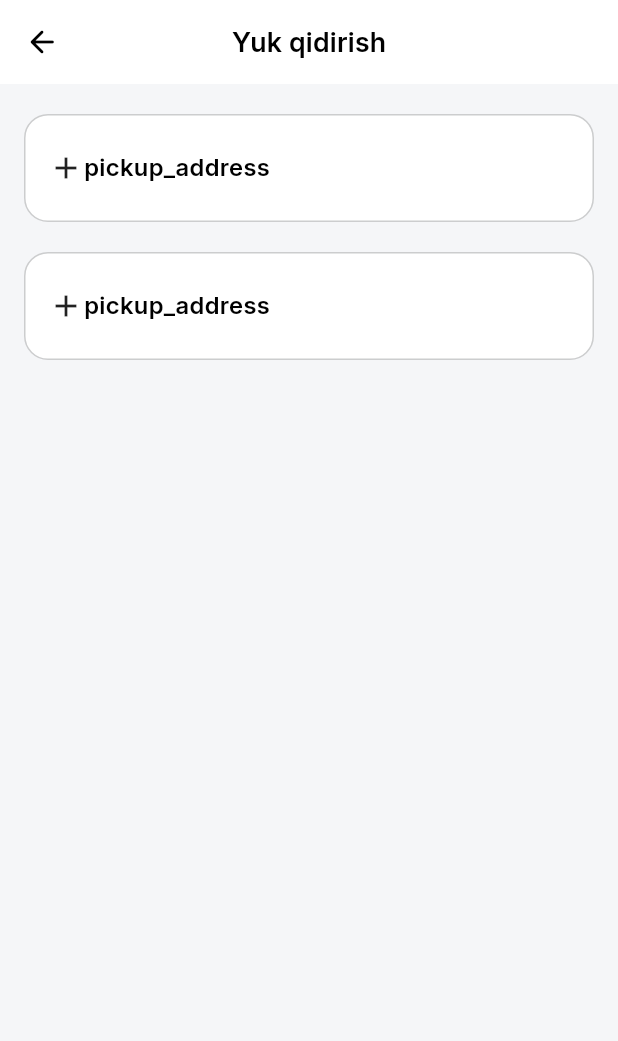
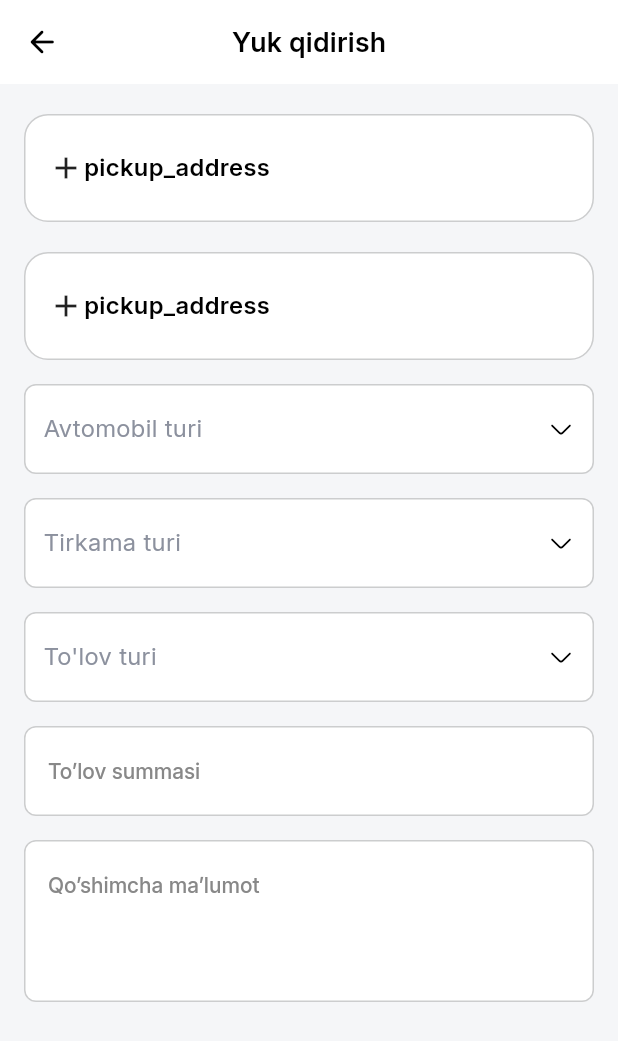
Before and after one commit to obidkhandev/lorry_dispatcher, a Flutter app: the RegisterScreen screen opened by its route, after a tap on "Ro'yxatdan o'tish", after a tap on "Предложения", after a tap on "Создать Заказ", on a phone screen of 412 x 824 dp. Shown: the top 1041 px of the screen. Run offline on Flutter 3.47's test engine with Material 3 defaults, Android fonts, the phone set to English and light mode, and no system bars; drawn by our look-alikes of dropdown_button2; our stand-ins replace animate_do, bloc, cached_network_image, dartz, dio, equatable and 15 more; missing offline and left inert: flutter_polyline_points, scale_button; accounts and stored records are empty.

Commit message:
create order screen some field added

```diff
--- a/lib/features/common/widget/drop_down_widget.dart
+++ b/lib/features/common/widget/drop_down_widget.dart
@@ -21,6 +21,7 @@ class CustomDropDownWidget extends StatefulWidget {
   final bool visibleClose;
   final String searchHintText;
   final bool enableSearch;
+  final double? height;
 
   const CustomDropDownWidget({
     super.key,
@@ -39,7 +40,7 @@ class CustomDropDownWidget extends StatefulWidget {
     this.leadingIcon,
     this.visibleClose = true,
     this.searchHintText = 'Search...',
-    this.enableSearch = true,
+    this.enableSearch = true, this.height,
   });
 
   @override
@@ -114,7 +115,7 @@ class _CustomDropDownWidgetState extends State<CustomDropDownWidget> {
           child: DropdownButton2<String>(
             isExpanded: true,
             buttonStyleData: ButtonStyleData(
-              height: 46.h,
+              height: widget.height ?? 46.h,
               decoration: BoxDecoration(
                 color: widget.backgroundColor ?? context.theme.cardColor,
                 border: widget.borderColor == null
--- a/lib/features/common/widget/text_field_widget.dart
+++ b/lib/features/common/widget/text_field_widget.dart
@@ -7,7 +7,6 @@ import 'package:lorry_dispatcher/core/utills/extensions.dart';
 import 'package:lorry_dispatcher/core/utills/widget_extantion.dart';
 import 'package:lorry_dispatcher/core/values/app_colors.dart';
 import 'package:scale_button/scale_button.dart';
-
 
 class CustomTextField extends StatefulWidget {
   const CustomTextField({
@@ -36,6 +35,7 @@ class CustomTextField extends StatefulWidget {
     this.hintText,
     this.leadingWidget,
     this.trailingWidget,
+    this.contentPadding,
   });
 
   final TextEditingController? textEditingController;
@@ -62,6 +62,7 @@ class CustomTextField extends StatefulWidget {
   final String? hintText;
   final Widget? leadingWidget;
   final Widget? trailingWidget;
+  final EdgeInsetsGeometry? contentPadding;
 
   @override
   _CustomTextFieldState createState() => _CustomTextFieldState();
@@ -89,9 +90,12 @@ class _CustomTextFieldState extends State<CustomTextField> {
       crossAxisAlignment: CrossAxisAlignment.start,
       children: [
         if (widget.labelText != null) ...[
-          Text(widget.labelText!,
-              style: context.theme.textTheme.titleMedium
-                  ?.copyWith(fontWeight: FontWeight.w500)),
+          Text(
+            widget.labelText!,
+            style: context.theme.textTheme.titleMedium?.copyWith(
+              fontWeight: FontWeight.w500,
+            ),
+          ),
           6.verticalSpace,
         ],
         ValueListenableBuilder<bool>(
@@ -117,15 +121,19 @@ class _CustomTextFieldState extends State<CustomTextField> {
               maxLength: widget.maxLength,
               autovalidateMode: AutovalidateMode.onUserInteraction,
               decoration: InputDecoration(
-              contentPadding: EdgeInsets.symmetric(horizontal: 12.w),
+                contentPadding:
+                    widget.contentPadding ??
+                    EdgeInsets.symmetric(horizontal: 12.w),
                 hintText: widget.hintText,
                 hintStyle: context.theme.textTheme.displayMedium?.copyWith(
                   fontSize: 14.sp,
-                  color: AppColors.hintColor
+                  color: AppColors.hintColor,
                 ),
-                suffixIconConstraints:
-                    const BoxConstraints(minHeight: 25, minWidth: 25),
-                prefixIcon:  widget.prefixIcon == null
+                suffixIconConstraints: const BoxConstraints(
+                  minHeight: 25,
+                  minWidth: 25,
+                ),
+                prefixIcon: widget.prefixIcon == null
                     ? widget.leadingWidget
                     : SvgPicture.asset(
                         widget.prefixIcon!,
@@ -145,28 +153,34 @@ class _CustomTextFieldState extends State<CustomTextField> {
                     : null,
                 filled: true,
                 fillColor: widget.fillColor ?? context.theme.cardColor,
-                border:  OutlineInputBorder(
-                  borderRadius: BorderRadius.all(Radius.circular(10)),
-                  borderSide: BorderSide(color: widget.borderColor ??  AppColors.transparent),
+                border: OutlineInputBorder(
+                  borderRadius: BorderRadius.all(Radius.circular(8)),
+                  borderSide: BorderSide(
+                    color: widget.borderColor ?? AppColors.transparent,
+                  ),
                 ),
-                enabledBorder:  OutlineInputBorder(
-                  borderRadius: BorderRadius.all(Radius.circular(10)),
-                  borderSide: BorderSide(color: widget.borderColor ?? AppColors.transparent),
+                enabledBorder: OutlineInputBorder(
+                  borderRadius: BorderRadius.all(Radius.circular(8)),
+                  borderSide: BorderSide(
+                    color: widget.borderColor ?? AppColors.transparent,
+                  ),
                 ),
                 focusedBorder: OutlineInputBorder(
-                  borderRadius: const BorderRadius.all(Radius.circular(10)),
+                  borderRadius: const BorderRadius.all(Radius.circular(8)),
                   borderSide: BorderSide(
                     color: widget.borderColor ?? AppColors.primaryColor,
                     width: 1.2,
                   ),
                 ),
                 focusedErrorBorder: const OutlineInputBorder(
-                  borderRadius: BorderRadius.all(Radius.circular(10)),
+                  borderRadius: BorderRadius.all(Radius.circular(8)),
                   borderSide: BorderSide(color: Colors.red),
                 ),
-                disabledBorder:  OutlineInputBorder(
-                  borderRadius: BorderRadius.all(Radius.circular(10)),
-                  borderSide: BorderSide(color: widget.borderColor ?? AppColors.transparent),
+                disabledBorder: OutlineInputBorder(
+                  borderRadius: BorderRadius.all(Radius.circular(8)),
+                  borderSide: BorderSide(
+                    color: widget.borderColor ?? AppColors.transparent,
+                  ),
                 ),
               ),
             );
--- a/lib/features/create_order/presentation/pages/create_order/create_order_screen.dart
+++ b/lib/features/create_order/presentation/pages/create_order/create_order_screen.dart
@@ -1,11 +1,14 @@
 import 'package:flutter_bloc/flutter_bloc.dart';
 import 'package:lorry_dispatcher/export.dart';
+import 'package:lorry_dispatcher/features/common/widget/drop_down_widget.dart';
+import 'package:lorry_dispatcher/features/common/widget/text_field_widget.dart';
 import 'package:lorry_dispatcher/features/create_order/data/models/country_region_model.dart';
 import 'package:lorry_dispatcher/features/create_order/presentation/bloc/create_order_bloc.dart';
 import 'package:lorry_dispatcher/features/create_order/presentation/pages/create_order/widget/location_list_section.dart';
 
 class CreateOrderScreen extends StatelessWidget {
   const CreateOrderScreen({super.key});
+
   @override
   Widget build(BuildContext context) {
     return Scaffold(
@@ -20,7 +23,6 @@ class CreateOrderScreen extends StatelessWidget {
                 title: "pickup_address",
                 locations: state.pickUpAddress,
                 onRemoveLocation: (index) {
-
                   bloc.add(DeletePickupLocationEvent(index));
                 },
                 onAddLocation: () async {
@@ -39,9 +41,7 @@ class CreateOrderScreen extends StatelessWidget {
                 title: "pickup_address",
                 locations: state.dropOffAddress,
                 onRemoveLocation: (index) {
-
                   bloc.add(DeleteDropoffLocationEvent(index));
-
                 },
                 onAddLocation: () async {
                   bloc.add(
@@ -54,6 +54,51 @@ class CreateOrderScreen extends StatelessWidget {
                   );
                 },
               ),
+              16.verticalSpace,
+              CustomDropDownWidget(
+                height: 60.h,
+                hintText: "Avtomobil turi",
+                enableSearch: false,
+                borderColor: AppColors.grey2,
+                items: ["Fura", "Isuzu"],
+              ),
+              16.verticalSpace,
+              CustomDropDownWidget(
+                height: 60.h,
+                enableSearch: false,
+                borderColor: AppColors.grey2,
+                hintText: "Tirkama turi",
+                items: ["Fura", "Isuzu"],
+              ),
+              16.verticalSpace,
+              CustomDropDownWidget(
+                height: 60.h,
+                enableSearch: false,
+                borderColor: AppColors.grey2,
+                hintText: "To'lov turi",
+                items: ["Fura", "Isuzu"],
+              ),
+              16.verticalSpace,
+              CustomTextField(
+                borderColor: AppColors.grey2,
+                contentPadding: EdgeInsets.symmetric(
+                  vertical: 18.h,
+                  horizontal: 12.w,
+                ),
+                hintText: "To’lov summasi",
+              ),
+              16.verticalSpace,
+              CustomTextField(
+                borderColor: AppColors.grey2,
+                contentPadding: EdgeInsets.symmetric(
+                  vertical: 18.h,
+                  horizontal: 12.w,
+                ),
+                hintText: "Qo’shimcha ma’lumot",
+                maxLines: 3,
+                minLines: 3,
+              ),
+              30.verticalSpace,
             ],
           );
         },
```
